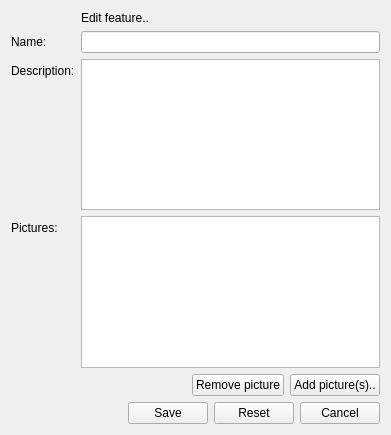
Before: the Qt Designer form client/uiforms/feature_edit.ui in Wolframe/configurator, drawn with Qt 5.
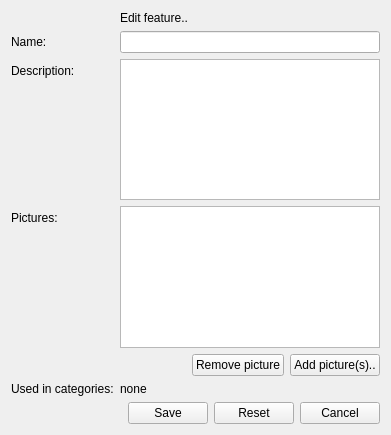
After: the same form once the commit is applied. Icons and pictures are not drawn.

Commit message: added "used by cateogries" label in "edit features" form

```diff
--- a/client/uiforms/feature_edit.ui
+++ b/client/uiforms/feature_edit.ui
@@ -108,47 +108,7 @@
      </property>
     </widget>
    </item>
-   <item row="4" column="1">
-    <layout class="QHBoxLayout" name="horizontalLayout_2">
-     <item>
-      <spacer name="horizontalSpacer_2">
-       <property name="orientation">
-        <enum>Qt::Horizontal</enum>
-       </property>
-       <property name="sizeHint" stdset="0">
-        <size>
-         <width>40</width>
-         <height>20</height>
-        </size>
-       </property>
-      </spacer>
-     </item>
-     <item>
-      <widget class="QPushButton" name="exclude_pictures">
-       <property name="text">
-        <string>Remove picture</string>
-       </property>
-       <property name="datasignal:clicked" stdset="0">
-        <string>exclude_picture@main.pictures</string>
-       </property>
-      </widget>
-     </item>
-     <item>
-      <widget class="QPushButton" name="new_pictures">
-       <property name="text">
-        <string>Add picture(s)..</string>
-       </property>
-       <property name="form" stdset="0">
-        <string>picture_select?widgetid={main.widgetid}_picture</string>
-       </property>
-       <property name="datasignal:destroyed" stdset="0">
-        <string>close@{main.widgetid}_picture</string>
-       </property>
-      </widget>
-     </item>
-    </layout>
-   </item>
-   <item row="5" column="0" colspan="2">
+   <item row="7" column="0" colspan="2">
     <layout class="QHBoxLayout" name="horizontalLayout_2">
      <item>
       <spacer name="horizontalSpacer">
@@ -201,6 +161,60 @@
      </item>
     </layout>
    </item>
+   <item row="5" column="0">
+    <widget class="QLabel" name="label_2">
+     <property name="text">
+      <string>Used in categories:</string>
+     </property>
+    </widget>
+   </item>
+   <item row="5" column="1">
+    <widget class="QLabel" name="used_categories">
+     <property name="text">
+      <string>none</string>
+     </property>
+    </widget>
+   </item>
+   <item row="4" column="1">
+    <layout class="QHBoxLayout" name="horizontalLayout_2">
+     <item>
+      <spacer name="horizontalSpacer_2">
+       <property name="orientation">
+        <enum>Qt::Horizontal</enum>
+       </property>
+       <property name="sizeHint" stdset="0">
+        <size>
+         <width>40</width>
+         <height>20</height>
+        </size>
+       </property>
+      </spacer>
+     </item>
+     <item>
+      <widget class="QPushButton" name="exclude_pictures">
+       <property name="text">
+        <string>Remove picture</string>
+       </property>
+       <property name="datasignal:clicked" stdset="0">
+        <string>exclude_picture@main.pictures</string>
+       </property>
+      </widget>
+     </item>
+     <item>
+      <widget class="QPushButton" name="new_pictures">
+       <property name="text">
+        <string>Add picture(s)..</string>
+       </property>
+       <property name="form" stdset="0">
+        <string>picture_select?widgetid={main.widgetid}_picture</string>
+       </property>
+       <property name="datasignal:destroyed" stdset="0">
+        <string>close@{main.widgetid}_picture</string>
+       </property>
+      </widget>
+     </item>
+    </layout>
+   </item>
   </layout>
  </widget>
  <tabstops>
```
Left out of the diff: 6 changed lines with no effect on the pictures. The commit also changes 2 other files.
